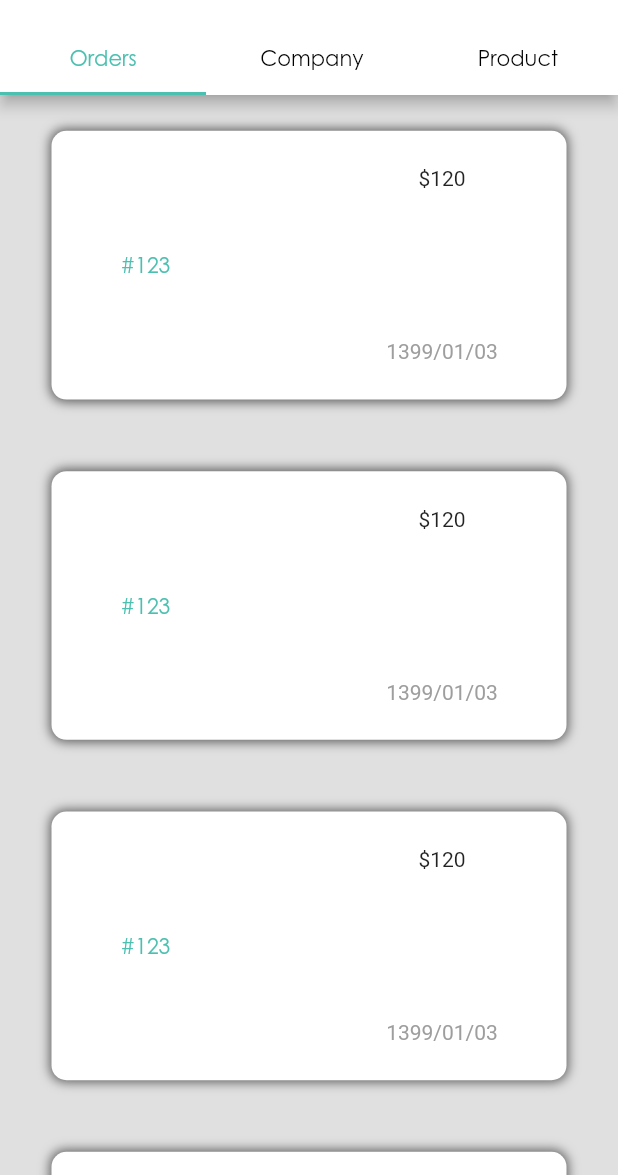
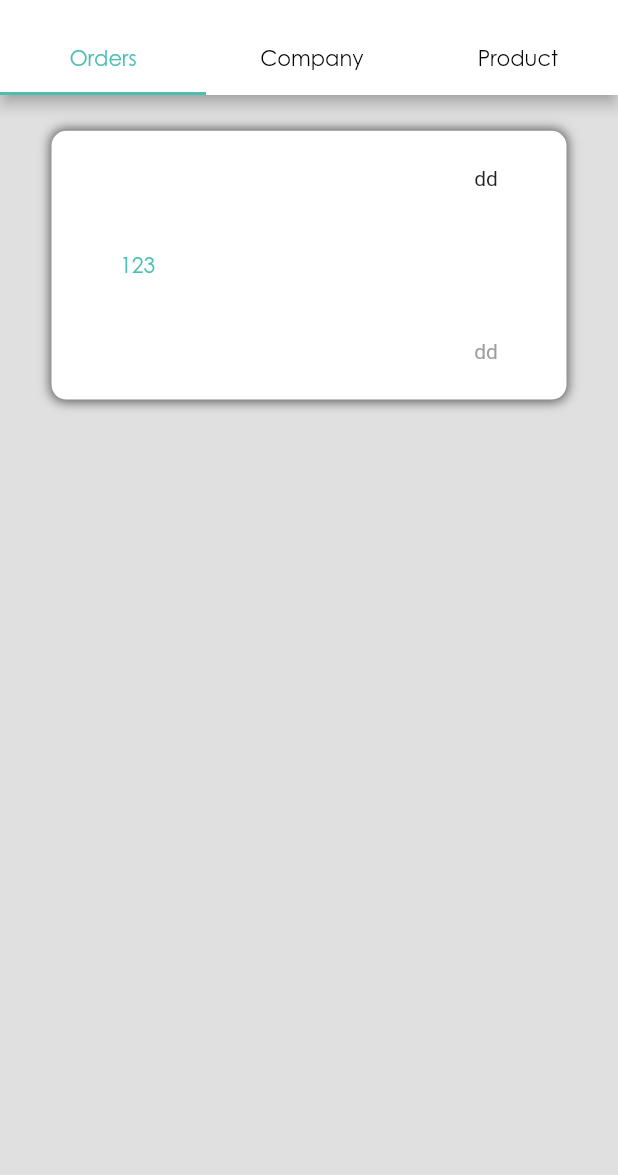
Before and after one commit to maedere/chalee, a Flutter app: the HistoryActivity screen opened directly, on a phone screen of 412 x 824 dp, the part 61-1236 px from its top. Run offline on Flutter 3.47's test engine with Material 2 defaults, Android fonts, the phone set to English and light mode, and no system bars; our stand-ins replace flare_flutter, flutter_icons, flutter_screenutil, geolocator, google_fonts, google_maps_flutter and 3 more; missing offline and left inert: flutter_showcase; accounts and stored records are empty; network calls fail.

Commit message:
OrderChanges

```diff
--- a/lib/elements/OrderHistoryElement.dart
+++ b/lib/elements/OrderHistoryElement.dart
@@ -5,6 +5,10 @@ import 'package:flutter/material.dart';
 import 'package:flutter_screenutil/flutter_screenutil.dart';
 
 class OrderHistoryElement extends StatelessWidget{
+  String id;
+  String date;
+  String price;
+  OrderHistoryElement(this.id,this.date,this.price);
   @override
   Widget build(BuildContext context) {
     return Container(
@@ -20,13 +24,13 @@ class OrderHistoryElement extends StatelessWidget{
       height: 150.h,
       child: Row(
         children: [
-          Text("#123" ,style: TextStyle(color: ColorApp.primary , fontFamily: "main"),),
+          Text(id ,style: TextStyle(color: ColorApp.primary , fontFamily: "main"),),
           Expanded(child: SizedBox(),),
           Column(
             children: [
-              Text("\$120"),
+              Text(price),
               Expanded(child: SizedBox()),
-              Text("1399/01/03" , style: TextStyle(color: Colors.grey)),
+              Text(date , style: TextStyle(color: Colors.grey)),
             ],
           )
         ],
--- a/lib/elements/TabHistory/Order.dart
+++ b/lib/elements/TabHistory/Order.dart
@@ -1,34 +1,36 @@
 
 import 'package:chalee/elements/OrderHistoryElement.dart';
+import 'package:chalee/services/api.dart';
 import 'package:flutter/material.dart';
+class OrderHistory extends StatefulWidget {
+  @override
+  _OrderHistoryState createState() => _OrderHistoryState();
+}
 
-class OrderHistory extends StatelessWidget{
+class _OrderHistoryState extends State<OrderHistory> {
+  final GlobalKey<ScaffoldState> _key = GlobalKey<ScaffoldState>();
+
+  @override
+  void initState() {
+    getOrder(
+      "989135083446","654321","0"
+    , _key).then((value){
+      setState(() {
+      for(final i in value)
+          print(i);
+
+      });
+    });    super.initState();
+  }
   @override
   Widget build(BuildContext context) {
     return Container(
       color: Colors.grey[300],
-        child: ListView(
-          children: [
-            OrderHistoryElement(),
-            OrderHistoryElement(),
-            OrderHistoryElement(),
-            OrderHistoryElement(),
-            OrderHistoryElement(),
-            OrderHistoryElement(),
-            OrderHistoryElement(),
-            OrderHistoryElement(),
-            OrderHistoryElement(),
-            OrderHistoryElement(),
-            OrderHistoryElement(),
-            OrderHistoryElement(),
-            OrderHistoryElement(),
-            OrderHistoryElement(),
-            OrderHistoryElement(),
-            OrderHistoryElement(),
-            OrderHistoryElement(),
-          ],
-        ),
+      child: ListView(
+        children: [
+          OrderHistoryElement("123","dd","dd"),
+        ],
+      ),
     );
   }
-
 }
```
Also changed, not shown: lib/services/api.dart (+39 -0 lines).
